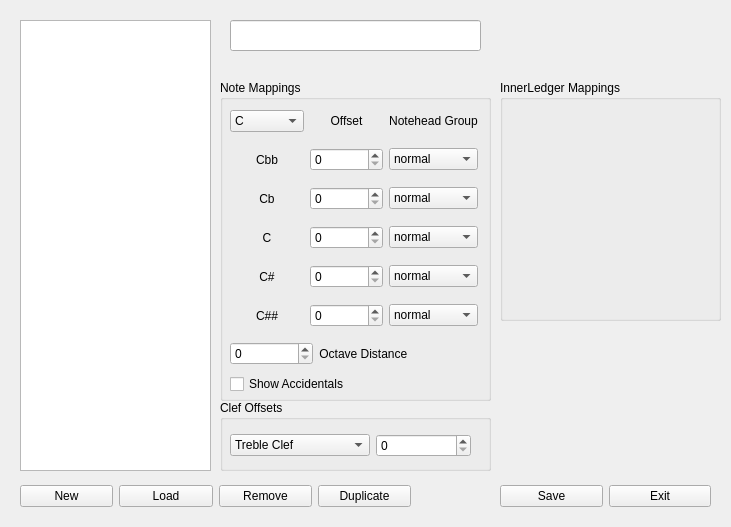
Old version of the form mscore/stafftypetemplates.ui in the repository CraigFisher/MuseScore.
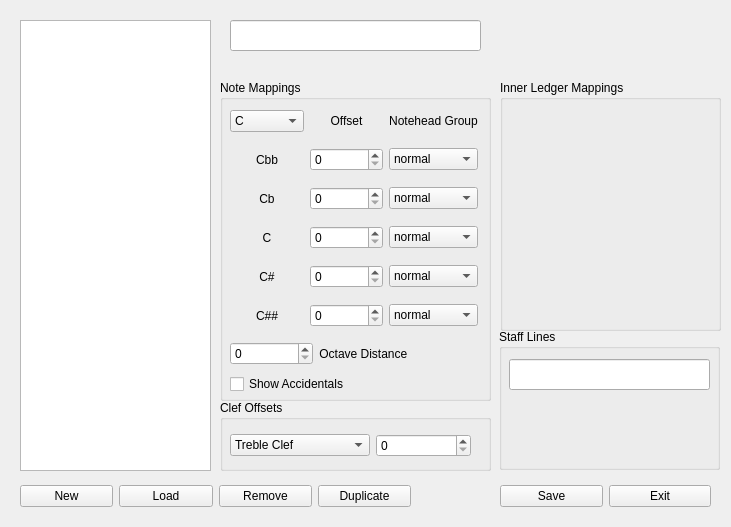
New version of the form.

Commit message: add stafflines to StaffType Template Dialog and add ability to hide accidentals

The edit to the form file:
```diff
--- a/mscore/stafftypetemplates.ui
+++ b/mscore/stafftypetemplates.ui
@@ -803,11 +803,11 @@
      <x>500</x>
      <y>80</y>
      <width>221</width>
-     <height>241</height>
+     <height>251</height>
     </rect>
    </property>
    <property name="title">
-    <string>InnerLedger Mappings</string>
+    <string>Inner Ledger Mappings</string>
    </property>
    <widget class="QWidget" name="staffLineEditorContainer" native="true">
     <property name="geometry">
@@ -815,7 +815,7 @@
       <x>10</x>
       <y>30</y>
       <width>201</width>
-      <height>201</height>
+      <height>211</height>
      </rect>
     </property>
    </widget>
@@ -846,6 +846,32 @@
     <string/>
    </property>
   </widget>
+  <widget class="QGroupBox" name="groupBox_4">
+   <property name="geometry">
+    <rect>
+     <x>499</x>
+     <y>329</y>
+     <width>221</width>
+     <height>141</height>
+    </rect>
+   </property>
+   <property name="title">
+    <string>Staff Lines</string>
+   </property>
+   <widget class="QLineEdit" name="staffLineWidget">
+    <property name="geometry">
+     <rect>
+      <x>10</x>
+      <y>30</y>
+      <width>201</width>
+      <height>31</height>
+     </rect>
+    </property>
+    <property name="text">
+     <string/>
+    </property>
+   </widget>
+  </widget>
   <zorder>layoutWidget</zorder>
   <zorder>staffTypeSelector</zorder>
   <zorder>layoutWidget</zorder>
```
Left out of the diff: 3 changed lines with no effect on the pictures. The commit also changes 26 other files.
